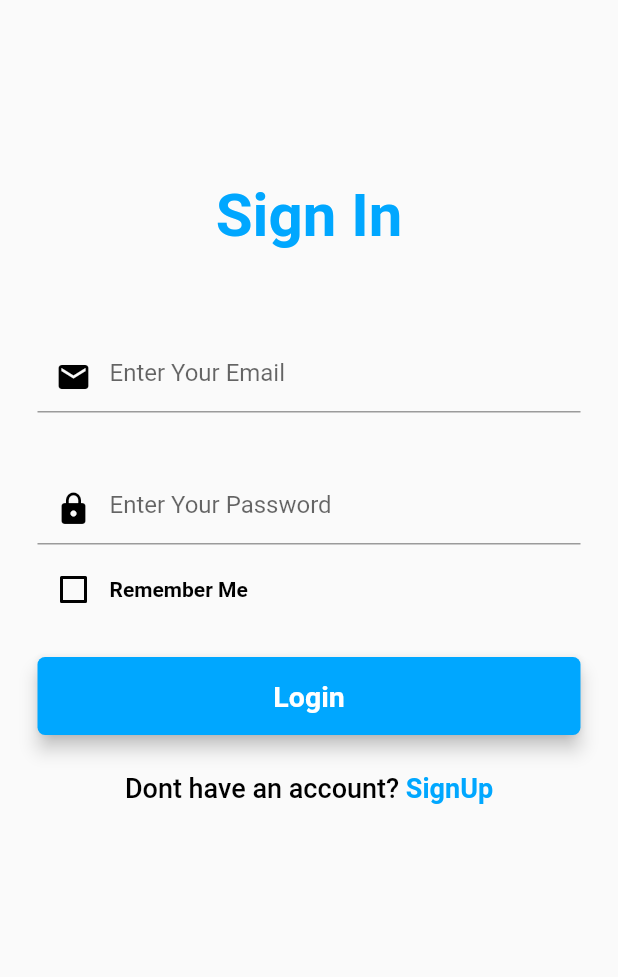
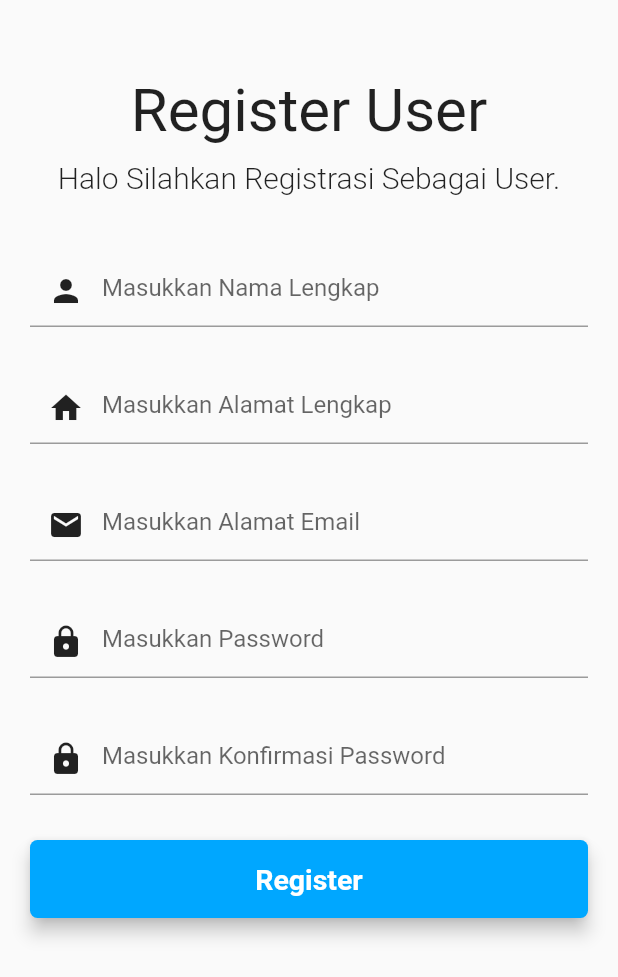
Before and after one commit to bagusbangselok/teach_finder_app, a Flutter app: the screen it shows after launch, after a tap on "Daftar sebagai pengguna", on a phone screen of 412 x 824 dp. Shown: the top 977 px of the screen. Run offline on Flutter 3.47's test engine with Material 2 defaults, Android fonts, the phone set to English and light mode, and no system bars; our stand-ins replace animated_splash_screen, bloc, equatable, flutter_bloc.

Commit message:
login register, route navigation

```diff
--- a/lib/ui/login/login.dart
+++ b/lib/ui/login/login.dart
@@ -1,6 +1,8 @@
 import 'package:flutter/material.dart';
 import 'package:flutter/services.dart';
-// import 'package:services.dart';
+import 'package:teach_finder_app/ui/home_user/home_user.dart';
+import 'package:teach_finder_app/ui/register/register_user.dart';
+import 'package:teach_finder_app/ui/welcome/welcome.dart';
 
 class Login extends StatefulWidget {
   @override
@@ -17,8 +19,8 @@ class _LoginState extends State<Login> {
         TextField(
           keyboardType: TextInputType.emailAddress,
           decoration: InputDecoration(
-            hintText: "Enter Your Email",
-            prefixIcon: Icon(Icons.mail, color: Colors.black),
+            hintText: "Masukkan Alamat Email",
+            prefixIcon: Icon(Icons.mail, color: Colors.black87),
           ),
         ),
       ],
@@ -33,33 +35,13 @@ class _LoginState extends State<Login> {
         TextField(
           obscureText: true,
           decoration: InputDecoration(
-            hintText: "Enter Your Password",
-            prefixIcon: Icon(Icons.lock, color: Colors.black),
+            hintText: "Masukkan Password",
+            prefixIcon: Icon(Icons.lock, color: Colors.black87),
           ),
         )
       ],
     );
   }
-
-// Widget ForgotPassBtn() {
-//   return Container(
-//     alignment: Alignment.centerRight, // Align the button to the right
-//     child: FlatButton(
-//       onPressed: () {
-//         print("Forgot Password pressed");
-//         // Add your logic for handling the "Forgot Password" action here
-//       },
-//       padding: EdgeInsets.only(right: 0),
-//       child: Text(
-//         'Forgot Password ? ',
-//         style: TextStyle(
-//           color: Colors.white,
-//           fontWeight: FontWeight.bold,
-//         ),
-//       ),
-//     ),
-//   );
-// }
 
   Widget RememberMe() {
     return Container(
@@ -94,7 +76,10 @@ class _LoginState extends State<Login> {
       width: double.infinity,
       child: ElevatedButton(
         onPressed: () {
-          print('Login Press'); // You can add your logic here
+          Navigator.push(
+            context,
+            MaterialPageRoute(builder: (context) => HomeUser()),
+          );
         },
         style: ElevatedButton.styleFrom(
           elevation: 5,
@@ -118,20 +103,25 @@ class _LoginState extends State<Login> {
 
   Widget SignUpBtn() {
     return GestureDetector(
-      onTap: () => print("Sign Up Pressed"),
+      onTap: () {
+        Navigator.push(
+          context,
+          MaterialPageRoute(builder: (context) => Welcome()),
+        );
+      },
       child: RichText(
         text: TextSpan(children: [
           TextSpan(
-            text: 'Dont have an account? ',
+            text: 'Belum Mempunyai Akun ?',
             style: TextStyle(
                 color: Colors.black, fontSize: 18, fontWeight: FontWeight.w500),
           ),
           TextSpan(
-              text: 'SignUp',
+              text: ' Register',
               style: TextStyle(
                   color: Color(0xFF00A7FF),
                   fontSize: 18,
-                  fontWeight: FontWeight.bold)),
+                  fontWeight: FontWeight.w500)),
         ]),
       ),
     );
@@ -151,21 +141,31 @@ class _LoginState extends State<Login> {
                 physics: AlwaysScrollableScrollPhysics(),
                 padding: EdgeInsets.symmetric(horizontal: 25, vertical: 120),
                 child: Column(
-                  mainAxisAlignment: MainAxisAlignment.center,
-                  children: <Widget>[
+                  mainAxisAlignment: MainAxisAlignment.start,
+                  children: [
                     Text(
                       'Sign In',
                       textAlign: TextAlign.center,
                       style: TextStyle(
-                          color: Color(0xFF00A7FF),
+                          color: Colors.black87,
                           fontSize: 40,
-                          fontWeight: FontWeight.bold),
+                          fontWeight: FontWeight.w400),
+                    ),
+                    SizedBox(height: 10),
+                    // Image.asset("assets/icon/icon_color.png", height: 50),
+                    SizedBox(height: 10),
+                    Text(
+                      'Halo Selamat Datang Di Aplikasi TeachFinder.',
+                      textAlign: TextAlign.center,
+                      style: TextStyle(
+                          color: Colors.black87,
+                          fontWeight: FontWeight.w300,
+                          fontSize: 20),
                     ),
                     SizedBox(height: 50),
                     FormEmail(),
                     SizedBox(height: 30),
                     FormPassword(),
-                    // ForgotPassBtn(),
                     SizedBox(height: 20),
                     RememberMe(),
                     SizedBox(height: 10),
--- /dev/null
+++ b/lib/ui/register/register_user.dart
@@ -0,0 +1,190 @@
+import 'package:flutter/material.dart';
+import 'package:flutter/services.dart';
+import 'package:teach_finder_app/ui/login/login.dart';
+
+class RegisterUser extends StatelessWidget {
+  Widget FormNama() {
+    return Column(
+      crossAxisAlignment: CrossAxisAlignment.start,
+      children: const [
+        SizedBox(height: 10),
+        TextField(
+          keyboardType: TextInputType.name,
+          decoration: InputDecoration(
+            hintText: "Masukkan Nama Lengkap",
+            prefixIcon: Icon(Icons.person, color: Colors.black87),
+          ),
+        ),
+      ],
+    );
+  }
+
+  Widget FormAlamat() {
+    return Column(
+      crossAxisAlignment: CrossAxisAlignment.start,
+      children: const [
+        SizedBox(height: 10),
+        TextField(
+          keyboardType: TextInputType.streetAddress,
+          decoration: InputDecoration(
+            hintText: "Masukkan Alamat Lengkap",
+            prefixIcon: Icon(Icons.home, color: Colors.black87),
+          ),
+        ),
+      ],
+    );
+  }
+
+  Widget FormEmail() {
+    return Column(
+      crossAxisAlignment: CrossAxisAlignment.start,
+      children: const [
+        SizedBox(height: 10),
+        TextField(
+          keyboardType: TextInputType.emailAddress,
+          decoration: InputDecoration(
+            hintText: "Masukkan Alamat Email",
+            prefixIcon: Icon(Icons.email, color: Colors.black87),
+          ),
+        ),
+      ],
+    );
+  }
+
+  Widget FormPassword() {
+    return Column(
+      crossAxisAlignment: CrossAxisAlignment.start,
+      children: const [
+        SizedBox(height: 10),
+        TextField(
+          obscureText: true,
+          decoration: InputDecoration(
+            hintText: "Masukkan Password",
+            prefixIcon: Icon(Icons.lock, color: Colors.black87),
+          ),
+        ),
+      ],
+    );
+  }
+
+  Widget FormKonfirmasiPassword() {
+    return Column(
+      crossAxisAlignment: CrossAxisAlignment.start,
+      children: const [
+        SizedBox(height: 10),
+        TextField(
+          obscureText: true,
+          decoration: InputDecoration(
+            hintText: "Masukkan Konfirmasi Password",
+            prefixIcon: Icon(Icons.lock, color: Colors.black87),
+          ),
+        ),
+      ],
+    );
+  }
+
+  // Widget RegisterUserBtn() {
+  //   return Container(
+  //     padding: EdgeInsets.symmetric(vertical: 25),
+  //     width: double.infinity,
+  //     child: ElevatedButton(
+  //       onPressed: () {
+  //         Navigator.push(
+  //           context,
+  //           MaterialPageRoute(builder: (context) => Login()),
+  //         );
+  //       },
+  //       style: ElevatedButton.styleFrom(
+  //         elevation: 5,
+  //         padding: EdgeInsets.all(15),
+  //         shape: RoundedRectangleBorder(
+  //           borderRadius: BorderRadius.circular(5),
+  //         ),
+  //         primary: Color(0xFF00A7FF),
+  //       ),
+  //       child: Text(
+  //         'Register',
+  //         style: TextStyle(
+  //           color: Colors.white,
+  //           fontSize: 19,
+  //           fontWeight: FontWeight.bold,
+  //         ),
+  //       ),
+  //     ),
+  //   );
+  // }
+
+  @override
+  Widget build(BuildContext context) {
+    return Scaffold(
+        body: SingleChildScrollView(
+      child: Container(
+        margin: EdgeInsets.symmetric(horizontal: 20.0, vertical: 50.0),
+        child: Column(
+          crossAxisAlignment: CrossAxisAlignment.center,
+          // children
+          children: [
+            Text(
+              'Register User',
+              textAlign: TextAlign.center,
+              style: TextStyle(
+                  color: Colors.black87,
+                  fontSize: 40,
+                  fontWeight: FontWeight.w400),
+            ),
+            SizedBox(height: 10),
+            // Image.asset("assets/icon/icon_color.png", height: 50),
+            // SizedBox(height: 10),
+            Text(
+              'Halo Silahkan Registrasi Sebagai User.',
+              textAlign: TextAlign.center,
+              style: TextStyle(
+                  color: Colors.black87,
+                  fontWeight: FontWeight.w300,
+                  fontSize: 20),
+            ),
+            SizedBox(height: 30),
+            FormNama(),
+            SizedBox(height: 20),
+            FormAlamat(),
+            SizedBox(height: 20),
+            FormEmail(),
+            SizedBox(height: 20),
+            FormPassword(),
+            SizedBox(height: 20),
+            FormKonfirmasiPassword(),
+            SizedBox(height: 30),
+            SizedBox(
+              width: double.infinity,
+              child: ElevatedButton(
+                onPressed: () {
+                  Navigator.push(
+                    context,
+                    MaterialPageRoute(builder: (context) => Login()),
+                  );
+                },
+                style: ElevatedButton.styleFrom(
+                  elevation: 5,
+                  padding: EdgeInsets.all(15),
+                  shape: RoundedRectangleBorder(
+                    borderRadius: BorderRadius.circular(5),
+                  ),
+                  primary: Color(0xFF00A7FF),
+                ),
+                child: Text(
+                  'Register',
+                  style: TextStyle(
+                    color: Colors.white,
+                    fontSize: 19,
+                    fontWeight: FontWeight.bold,
+                  ),
+                ),
+              ),
+            ),
+            SizedBox(height: 30),
+          ],
+        ),
+      ),
+    ));
+  }
+}
--- a/lib/ui/welcome/welcome.dart
+++ b/lib/ui/welcome/welcome.dart
@@ -1,6 +1,9 @@
 import 'package:flutter/material.dart';
 import 'package:teach_finder_app/ui/home_user/home_user.dart';
 import 'package:teach_finder_app/ui/login/login.dart';
+import 'package:teach_finder_app/ui/register/register_user.dart';
+import 'package:teach_finder_app/ui/register/register_Guru.dart';
+
 //push
 class Welcome extends StatelessWidget {
   @override
@@ -57,7 +60,8 @@ class Welcome extends StatelessWidget {
                         onPressed: () {
                           Navigator.push(
                             context,
-                              MaterialPageRoute(builder: (context) => Login()),
+                            MaterialPageRoute(
+                                builder: (context) => RegisterUser()),
                           );
                         },
                         style: ElevatedButton.styleFrom(
@@ -83,7 +87,8 @@ class Welcome extends StatelessWidget {
                         onPressed: () {
                           Navigator.push(
                             context,
-                              MaterialPageRoute(builder: (context) => Login()),
+                            MaterialPageRoute(
+                                builder: (context) => RegisterGuru()),
                           );
                         },
                         style: ElevatedButton.styleFrom(
@@ -127,12 +132,9 @@ class Welcome extends StatelessWidget {
                               fontSize: 18,
                               fontWeight: FontWeight.w700,
                               color: Color(0xFF00A7FF)),
-                          )
-                      )
-                  ),
+                        ))),
               ],
-              )
-            ),
+            )),
           ],
         ),
       ),
```
Also changed, not shown: lib/ui/register/register_guru.dart (added, +190 -0 lines). Lines whose indentation alone changed are shown as unchanged.
